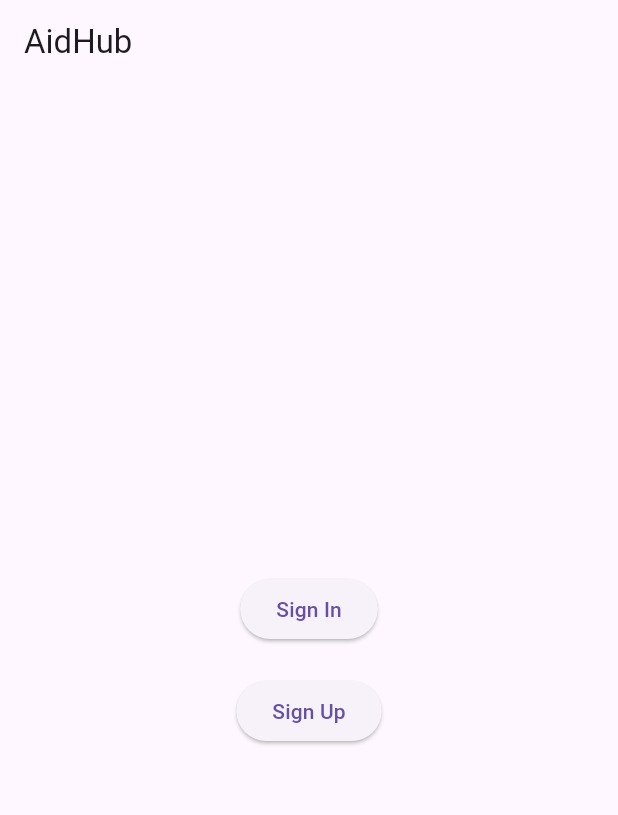
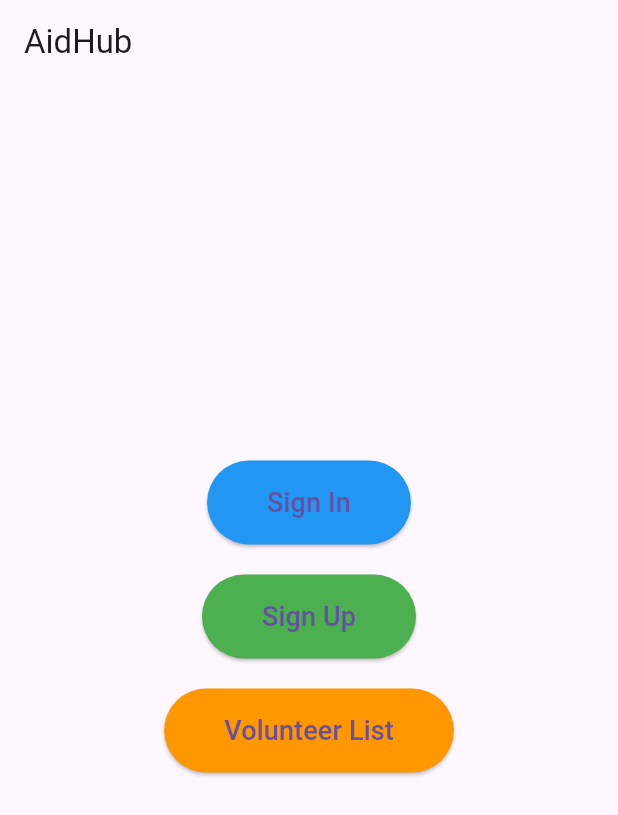
Before and after one commit to haroun08/AidHub, a Flutter app: the screen it shows after launch, on a phone screen of 412 x 824 dp. Shown: the top 815 px of the screen. Run offline on Flutter 3.47's test engine with Material 3 defaults, Android fonts, the phone set to English and light mode, and no system bars; our stand-ins replace firebase_auth, firebase_core; accounts and stored records are empty.

Commit message:
Update Homepage.dart

```diff
--- a/lib/Homepage.dart
+++ b/lib/Homepage.dart
@@ -1,6 +1,7 @@
 import 'package:flutter/material.dart';
 import 'SignInPage.dart';
 import 'SignUpPage.dart';
+import 'VolunteerPage.dart';
 
 class MyHomePage extends StatelessWidget {
   final String? title;
@@ -14,6 +15,8 @@ class MyHomePage extends StatelessWidget {
         title: Text(title ?? 'Home'),
       ),
       body: Center(
+        child: Container(
+          padding: EdgeInsets.symmetric(horizontal: 20),
           child: Column(
             mainAxisAlignment: MainAxisAlignment.center,
             children: <Widget>[
@@ -21,18 +24,70 @@ class MyHomePage extends StatelessWidget {
                 onPressed: () {
                   Navigator.pushNamed(context, '/signin');
                 },
-              child: Text('Sign In'),
+                child: Text(
+                  'Sign In',
+                  style: TextStyle(fontSize: 18), // Increase font size
                 ),
-            SizedBox(height: 20), // Add spacing between buttons
+                style: ElevatedButton.styleFrom(
+                  primary: Colors.blue, // Set button color
+                  padding: EdgeInsets.symmetric(vertical: 15, horizontal: 40), // Adjust padding
+                ),
+              ),
+              SizedBox(height: 20),
               ElevatedButton(
                 onPressed: () {
                   Navigator.pushNamed(context, '/signup');
                 },
-              child: Text('Sign Up'),
+                child: Text(
+                  'Sign Up',
+                  style: TextStyle(fontSize: 18), // Increase font size
+                ),
+                style: ElevatedButton.styleFrom(
+                  primary: Colors.green, // Set button color
+                  padding: EdgeInsets.symmetric(vertical: 15, horizontal: 40), // Adjust padding
+                ),
+              ),
+              SizedBox(height: 20),
+              ElevatedButton(
+                onPressed: () {
+                  Navigator.push(
+                    context,
+                    MaterialPageRoute(builder: (context) => VolunteerListPage()),
+                  );
+                },
+                child: Text(
+                  'Volunteer List',
+                  style: TextStyle(fontSize: 18), // Increase font size
+                ),
+                style: ElevatedButton.styleFrom(
+                  primary: Colors.orange, // Set button color
+                  padding: EdgeInsets.symmetric(vertical: 15, horizontal: 40), // Adjust padding
+                ),
               ),
             ],
           ),
         ),
+      ),
+      bottomNavigationBar: BottomNavigationBar(
+        items: [
+          BottomNavigationBarItem(
+            icon: Icon(Icons.home),
+            label: 'Home',
+          ),
+          BottomNavigationBarItem(
+            icon: Icon(Icons.message),
+            label: 'Messages',
+          ),
+          BottomNavigationBarItem(
+            icon: Icon(Icons.event),
+            label: 'Events',
+          ),
+          BottomNavigationBarItem(
+            icon: Icon(Icons.person),
+            label: 'Profile',
+          ),
+        ],
+      ),
     );
   }
 }
```
Lines whose indentation alone changed are shown as unchanged.
